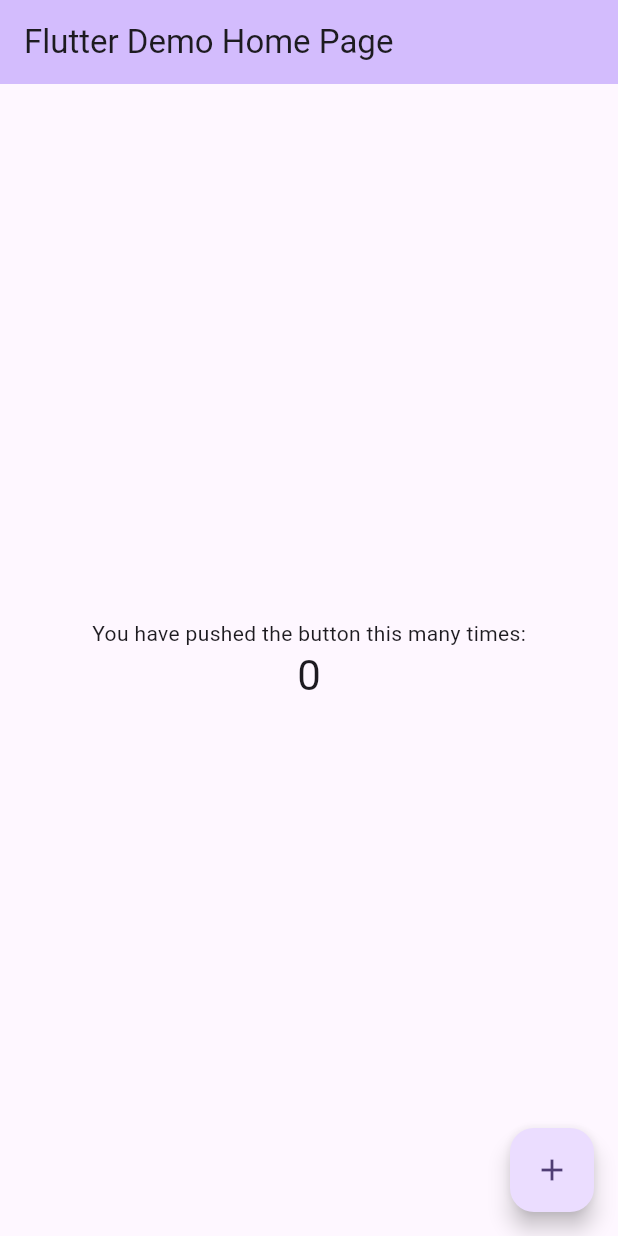
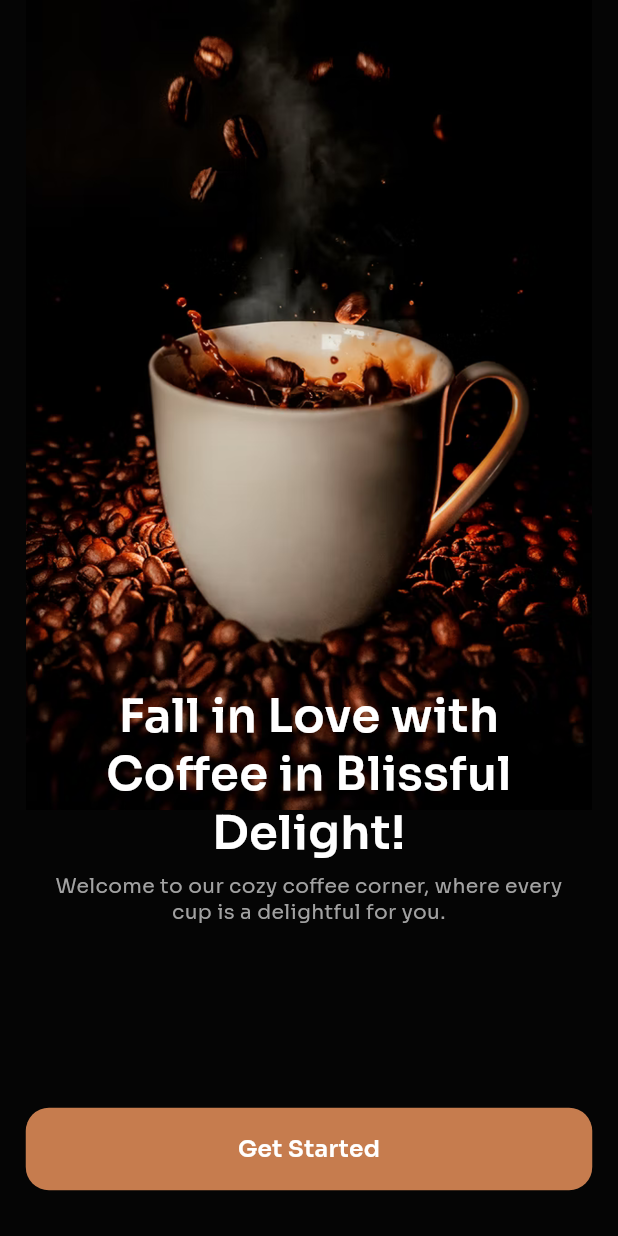
Before and after one commit to aymanshawqi360/coffee_app, a Flutter app: the screen it shows after launch, on a phone screen of 412 x 824 dp. Run offline on Flutter 3.47's test engine with Material 3 defaults, Android fonts, the phone set to English and light mode, and no system bars; our stand-ins replace flutter_screenutil, google_fonts.

Commit message:
- added onboarding_screen. - added styles. - added font_wieght_helper. - added color. - added route. - added app_route. - added cofee_app. - added app_assets to folder helper. - added images. - added image_cofee_and_text. - added app_text_button.

```diff
--- /dev/null
+++ b/lib/cofee_app.dart
@@ -0,0 +1,33 @@
+import 'package:coffee_app/core/routes/app_router.dart';
+import 'package:coffee_app/core/routes/routes.dart';
+import 'package:flutter/material.dart';
+import 'package:flutter_screenutil/flutter_screenutil.dart';
+
+class CofeeApp extends StatelessWidget {
+  final AppRouter _appRouter;
+  const CofeeApp(this._appRouter, {super.key});
+
+  @override
+  Widget build(BuildContext context) {
+    return ScreenUtilInit(
+      designSize: const Size(393, 852),
+      minTextAdapt: true,
+      splitScreenMode: true,
+
+      builder: (_, child) {
+        return MaterialApp(
+          debugShowCheckedModeBanner: false,
+          title: 'Cofee App',
+
+          theme: ThemeData(
+            //   scaffoldBackgroundColor: ColorsMananger.white,
+            // appBarTheme: AppBarTheme(color: ColorsMananger.white),
+            textTheme: Typography.englishLike2018.apply(fontSizeFactor: 1.sp),
+          ),
+          initialRoute: Routes.onboarding,
+          onGenerateRoute: _appRouter.generateRoute,
+        );
+      },
+    );
+  }
+}
--- /dev/null
+++ b/lib/core/helper/app_assets.dart
@@ -0,0 +1,9 @@
+class AppAssets {
+  AppAssets._();
+
+  static AppAssets imageAndSvg = AppAssets._();
+
+  factory AppAssets() => imageAndSvg;
+
+  String cofee = "assets/images/cofee.png";
+}
--- /dev/null
+++ b/lib/core/helper/extensions.dart
@@ -0,0 +1,39 @@
+import 'package:flutter/material.dart';
+
+extension Navigation on BuildContext {
+  Future<dynamic> pushNamed(String routeName, {Object? arguments}) {
+    return Navigator.of(this).pushNamed(routeName, arguments: arguments);
+  }
+
+  Future<dynamic> pushReplacementNamed(String routeName, {Object? arguments}) {
+    return Navigator.of(
+      this,
+    ).pushReplacementNamed(routeName, arguments: arguments);
+  }
+
+  Future<dynamic> pushNamedAndRemoveUntil(
+    String routeName, {
+    Object? arguments,
+    required RoutePredicate predicate,
+  }) {
+    return Navigator.of(
+      this,
+    ).pushNamedAndRemoveUntil(routeName, predicate, arguments: arguments);
+  }
+
+  void pop() => Navigator.of(this).pop();
+}
+
+extension ContextExtensions on BuildContext {
+  Size get screenSize => MediaQuery.sizeOf(this);
+
+  double get screenWidth => screenSize.width;
+  double get screenHeight => screenSize.height;
+
+  EdgeInsets get customPadding => EdgeInsets.only(
+    left: screenWidth / 13,
+    top: screenHeight / 50,
+    right: screenWidth / 13,
+    bottom: screenHeight / 20,
+  );
+}
--- /dev/null
+++ b/lib/core/helper/spacing.dart
@@ -0,0 +1,6 @@
+import 'package:flutter/material.dart';
+import 'package:flutter_screenutil/flutter_screenutil.dart';
+
+SizedBox verticalSpace(double height) => SizedBox(height: height.h);
+
+SizedBox horizontalSpace(double width) => SizedBox(width: width.w);
--- /dev/null
+++ b/lib/core/routes/app_router.dart
@@ -0,0 +1,19 @@
+import 'package:coffee_app/core/routes/routes.dart';
+import 'package:coffee_app/features/onboarding/presentation/pages/onbearding_screen.dart';
+import 'package:flutter/material.dart';
+
+class AppRouter {
+  Route? generateRoute(RouteSettings routeSettings) {
+    switch (routeSettings.name) {
+      case Routes.onboarding:
+        return MaterialPageRoute(
+          builder: (_) {
+            return OnbeardingScreen();
+          },
+        );
+
+      default:
+        return null;
+    }
+  }
+}
--- /dev/null
+++ b/lib/core/routes/routes.dart
@@ -0,0 +1,3 @@
+class Routes {
+  static const String onboarding = "/onboarding";
+}
--- /dev/null
+++ b/lib/core/theme/color.dart
@@ -0,0 +1,8 @@
+import 'package:flutter/material.dart';
+
+class ColorsMananger {
+  static const Color black = Color(0xFF050505);
+  static const Color white = Color(0xFFFFFFFF);
+  static const Color greyLighter = Color(0xFFA2A2A2);
+  static const Color rustyOrange = Color(0xFFC67C4E);
+}
--- /dev/null
+++ b/lib/core/theme/font_weight_helper.dart
@@ -0,0 +1,12 @@
+import 'package:flutter/material.dart';
+
+class FontWeightHelper {
+  static const FontWeight thin = FontWeight.w100;
+  static const FontWeight extraLight = FontWeight.w200;
+  static const FontWeight light = FontWeight.w300;
+  static const FontWeight regular = FontWeight.w400;
+  static const FontWeight medium = FontWeight.w500;
+  static const FontWeight semiBold = FontWeight.w600;
+  static const FontWeight bold = FontWeight.w700;
+  static const FontWeight extraBold = FontWeight.w800;
+}
--- /dev/null
+++ b/lib/core/theme/styles.dart
@@ -0,0 +1,23 @@
+import 'package:coffee_app/core/theme/color.dart';
+import 'package:coffee_app/core/theme/font_weight_helper.dart';
+import 'package:flutter/material.dart';
+import 'package:flutter_screenutil/flutter_screenutil.dart';
+import 'package:google_fonts/google_fonts.dart';
+
+class TextStyles {
+  static TextStyle font32WhiteSemiBold = GoogleFonts.sora(
+    fontSize: 32.sp,
+    fontWeight: FontWeightHelper.semiBold,
+    color: ColorsMananger.white,
+  );
+  static TextStyle font14GreyLighterRegular = GoogleFonts.sora(
+    fontSize: 14.sp,
+    fontWeight: FontWeightHelper.regular,
+    color: ColorsMananger.greyLighter,
+  );
+  static TextStyle font16WhiteSemiBold = GoogleFonts.sora(
+    fontSize: 16.sp,
+    fontWeight: FontWeightHelper.semiBold,
+    color: ColorsMananger.white,
+  );
+}
--- /dev/null
+++ b/lib/core/widget/app_text_button.dart
@@ -0,0 +1,30 @@
+import 'package:coffee_app/core/helper/extensions.dart';
+import 'package:coffee_app/core/theme/color.dart';
+import 'package:coffee_app/core/theme/styles.dart';
+import 'package:flutter/material.dart';
+import 'package:flutter_screenutil/flutter_screenutil.dart';
+
+class AppTextButton extends StatelessWidget {
+  final double? width;
+  final double? height;
+  const AppTextButton({super.key, this.width, this.height});
+
+  @override
+  Widget build(BuildContext context) {
+    return Container(
+      width: width ?? context.screenWidth,
+      height: height ?? context.screenHeight / 15,
+      decoration: BoxDecoration(
+        color: ColorsMananger.rustyOrange,
+        borderRadius: BorderRadius.circular(16.r),
+      ),
+      child: Center(
+        child: Text(
+          textScaler: TextScaler.linear(1.0),
+          "Get Started",
+          style: TextStyles.font16WhiteSemiBold,
+        ),
+      ),
+    );
+  }
+}
--- /dev/null
+++ b/lib/features/onboarding/presentation/pages/onbearding_screen.dart
@@ -0,0 +1,26 @@
+import 'package:coffee_app/core/helper/extensions.dart';
+import 'package:coffee_app/core/theme/color.dart';
+import 'package:coffee_app/core/widget/app_text_button.dart';
+import 'package:coffee_app/features/onboarding/presentation/widget/image_cofee_and_text.dart';
+import 'package:flutter/material.dart';
+
+class OnbeardingScreen extends StatelessWidget {
+  const OnbeardingScreen({super.key});
+
+  @override
+  Widget build(BuildContext context) {
+    return Scaffold(
+      backgroundColor: ColorsMananger.black,
+      body: Padding(
+        padding: EdgeInsets.symmetric(horizontal: context.screenWidth / 24),
+        child: Padding(
+          padding: EdgeInsets.only(bottom: context.screenHeight / 27),
+          child: Column(
+            mainAxisAlignment: MainAxisAlignment.spaceBetween,
+            children: [ImageCofeeAndText(), AppTextButton()],
+          ),
+        ),
+      ),
+    );
+  }
+}
--- /dev/null
+++ b/lib/features/onboarding/presentation/widget/image_cofee_and_text.dart
@@ -0,0 +1,42 @@
+import 'package:coffee_app/core/helper/app_assets.dart';
+import 'package:coffee_app/core/helper/extensions.dart';
+import 'package:coffee_app/core/helper/spacing.dart';
+import 'package:coffee_app/core/theme/styles.dart';
+import 'package:flutter/material.dart';
+
+class ImageCofeeAndText extends StatelessWidget {
+  const ImageCofeeAndText({super.key});
+
+  @override
+  Widget build(BuildContext context) {
+    return Stack(
+      children: [
+        Image.asset(AppAssets.imageAndSvg.cofee),
+        Padding(
+          padding: EdgeInsets.only(
+            top: context.screenHeight / 1.8,
+            left: context.screenWidth / 24,
+            right: context.screenWidth / 24,
+          ),
+          child: Column(
+            children: [
+              Text(
+                textScaler: TextScaler.linear(1.0),
+                textAlign: TextAlign.center,
+                "Fall in Love with Coffee in Blissful Delight!",
+                style: TextStyles.font32WhiteSemiBold,
+              ),
+              verticalSpace(8),
+              Text(
+                textScaler: TextScaler.linear(1.0),
+                textAlign: TextAlign.center,
+                "Welcome to our cozy coffee corner, where every cup is a delightful for you.",
+                style: TextStyles.font14GreyLighterRegular,
+              ),
+            ],
+          ),
+        ),
+      ],
+    );
+  }
+}
--- a/lib/main.dart
+++ b/lib/main.dart
@@ -1,122 +1,7 @@
+import 'package:coffee_app/cofee_app.dart';
+import 'package:coffee_app/core/routes/app_router.dart';
 import 'package:flutter/material.dart';
 
 void main() {
-  runApp(const MyApp());
+  runApp(CofeeApp(AppRouter()));
 }
-
-class MyApp extends StatelessWidget {
-  const MyApp({super.key});
-
-  // This widget is the root of your application.
-  @override
-  Widget build(BuildContext context) {
-    return MaterialApp(
-      title: 'Flutter Demo',
-      theme: ThemeData(
-        // This is the theme of your application.
-        //
-        // TRY THIS: Try running your application with "flutter run". You'll see
-        // the application has a purple toolbar. Then, without quitting the app,
-        // try changing the seedColor in the colorScheme below to Colors.green
-        // and then invoke "hot reload" (save your changes or press the "hot
-        // reload" button in a Flutter-supported IDE, or press "r" if you used
-        // the command line to start the app).
-        //
-        // Notice that the counter didn't reset back to zero; the application
-        // state is not lost during the reload. To reset the state, use hot
-        // restart instead.
-        //
-        // This works for code too, not just values: Most code changes can be
-        // tested with just a hot reload.
-        colorScheme: ColorScheme.fromSeed(seedColor: Colors.deepPurple),
-      ),
-      home: const MyHomePage(title: 'Flutter Demo Home Page'),
-    );
-  }
-}
-
-class MyHomePage extends StatefulWidget {
-  const MyHomePage({super.key, required this.title});
-
-  // This widget is the home page of your application. It is stateful, meaning
-  // that it has a State object (defined below) that contains fields that affect
-  // how it looks.
-
-  // This class is the configuration for the state. It holds the values (in this
-  // case the title) provided by the parent (in this case the App widget) and
-  // used by the build method of the State. Fields in a Widget subclass are
-  // always marked "final".
-
-  final String title;
-
-  @override
-  State<MyHomePage> createState() => _MyHomePageState();
-}
-
-class _MyHomePageState extends State<MyHomePage> {
-  int _counter = 0;
-
-  void _incrementCounter() {
-    setState(() {
-      // This call to setState tells the Flutter framework that something has
-      // changed in this State, which causes it to rerun the build method below
-      // so that the display can reflect the updated values. If we changed
-      // _counter without calling setState(), then the build method would not be
-      // called again, and so nothing would appear to happen.
-      _counter++;
-    });
-  }
-
-  @override
-  Widget build(BuildContext context) {
-    // This method is rerun every time setState is called, for instance as done
-    // by the _incrementCounter method above.
-    //
-    // The Flutter framework has been optimized to make rerunning build methods
-    // fast, so that you can just rebuild anything that needs updating rather
-    // than having to individually change instances of widgets.
-    return Scaffold(
-      appBar: AppBar(
-        // TRY THIS: Try changing the color here to a specific color (to
-        // Colors.amber, perhaps?) and trigger a hot reload to see the AppBar
-        // change color while the other colors stay the same.
-        backgroundColor: Theme.of(context).colorScheme.inversePrimary,
-        // Here we take the value from the MyHomePage object that was created by
-        // the App.build method, and use it to set our appbar title.
-        title: Text(widget.title),
-      ),
-      body: Center(
-        // Center is a layout widget. It takes a single child and positions it
-        // in the middle of the parent.
-        child: Column(
-          // Column is also a layout widget. It takes a list of children and
-          // arranges them vertically. By default, it sizes itself to fit its
-          // children horizontally, and tries to be as tall as its parent.
-          //
-          // Column has various properties to control how it sizes itself and
-          // how it positions its children. Here we use mainAxisAlignment to
-          // center the children vertically; the main axis here is the vertical
-          // axis because Columns are vertical (the cross axis would be
-          // horizontal).
-          //
-          // TRY THIS: Invoke "debug painting" (choose the "Toggle Debug Paint"
-          // action in the IDE, or press "p" in the console), to see the
-          // wireframe for each widget.
-          mainAxisAlignment: MainAxisAlignment.center,
-          children: <Widget>[
-            const Text('You have pushed the button this many times:'),
-            Text(
-              '$_counter',
-              style: Theme.of(context).textTheme.headlineMedium,
-            ),
-          ],
-        ),
-      ),
-      floatingActionButton: FloatingActionButton(
-        onPressed: _incrementCounter,
-        tooltip: 'Increment',
-        child: const Icon(Icons.add),
-      ), // This trailing comma makes auto-formatting nicer for build methods.
-    );
-  }
-}
```
Also changed, not shown: pubspec.yaml (+7 -3 lines), assets/images/cofee.png (added), pubspec.lock, 2 other files.
